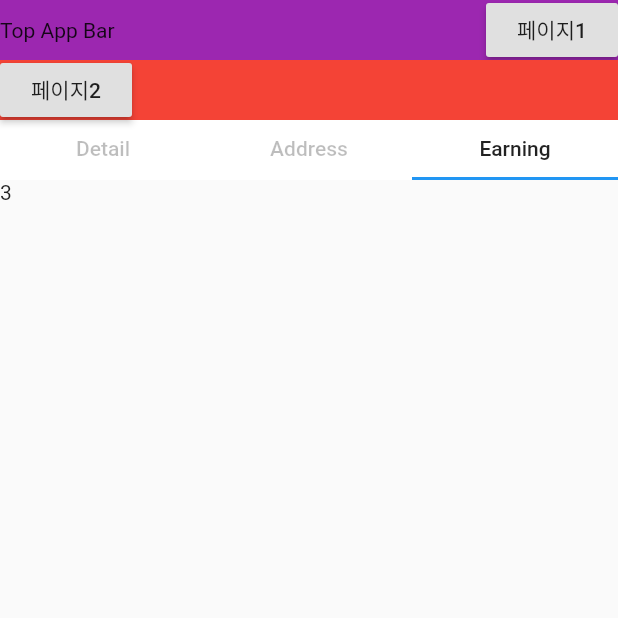
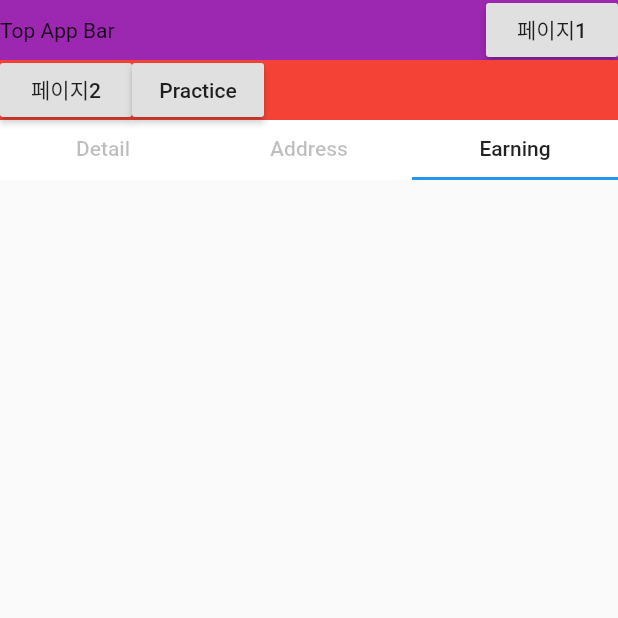
Before and after one commit to 1984tr/flutter-practice, a Flutter app: the Sample01 screen opened directly, tab 3 chosen, on a phone screen of 412 x 824 dp, the top half of it. Run offline on Flutter 3.47's test engine with Material 2 defaults, Android fonts, the phone set to English and light mode, and no system bars; our stand-ins replace shared_preferences; accounts and stored records are empty.

Commit message:
practice01

```diff
--- a/lib/components/app_bar_middle.dart
+++ b/lib/components/app_bar_middle.dart
@@ -1,6 +1,7 @@
 import 'package:flutter/material.dart';
 import 'package:flutter/widgets.dart';
 import 'package:flutter0131/components/popup/search_popup.dart';
+import 'package:flutter0131/pages/practice/practice_main.dart';
 
 class AppBarMiddle extends StatelessWidget {
   @override
@@ -9,14 +10,20 @@ class AppBarMiddle extends StatelessWidget {
         width: double.infinity,
         height: 40,
         color: Colors.red,
-        child: Stack(
+        child: Row(
           children: [
             RaisedButton(
                 onPressed: () {
                   var popup = SearchPopup(context);
                   popup.open();
                 },
-                child: (Text("페이지2")))
+                child: Text("페이지2")),
+            RaisedButton(
+                onPressed: () {
+                  Navigator.push(context,
+                      MaterialPageRoute(builder: (context) => PracticeMain()));
+                },
+                child: Text("Practice"))
           ],
         ));
   }
--- a/lib/pages/sample01.dart
+++ b/lib/pages/sample01.dart
@@ -4,6 +4,7 @@ import 'package:flutter0131/components/app_bar_middle.dart';
 import 'package:flutter0131/components/app_bar_top.dart';
 import 'package:flutter0131/pages/tab_page01.dart';
 import 'package:flutter0131/pages/tab_page02.dart';
+import 'package:flutter0131/pages/tab_page03.dart';
 
 class Sample01 extends StatelessWidget {
   @override
@@ -31,7 +32,7 @@ class Sample01 extends StatelessWidget {
           },
           body: TabBarView(
             children: [
-              TabPage01(),TabPage02(),Text("3")
+              TabPage01(),TabPage02(),TabPage03()
             ],
           )))
     ));
--- /dev/null
+++ b/lib/pages/tab_page03.dart
@@ -0,0 +1,37 @@
+import 'dart:async';
+
+import 'package:flutter/widgets.dart';
+
+class TabPage03 extends StatefulWidget {
+  @override
+  _TabPage03State createState() => _TabPage03State();
+}
+
+class _TabPage03State extends State<TabPage03> {
+  var _counter = 0;
+  var _stream = Stream.fromIterable([1, 2, 3, 4, 5]);
+  @override
+  void initState() {
+    super.initState();
+
+    Stream.fromIterable([1, 2, 3, 4, 5]).listen((v) => _handleStream(v));
+  }
+
+  @override
+  Widget build(BuildContext context) {
+    return Container(
+      child: StreamBuilder(
+        stream: _stream,
+        builder: (context, snapShopt) {
+          return ListView();
+        },
+      ),
+    );
+  }
+
+  _handleStream(int value) {
+    setState(() {
+      _counter = value;
+    });
+  }
+}
```
Also changed, not shown: lib/pages/practice/practice01.dart (added, +24 -0 lines), lib/pages/practice/practice_main.dart (added, +29 -0 lines), pubspec.lock, 1 other file.
